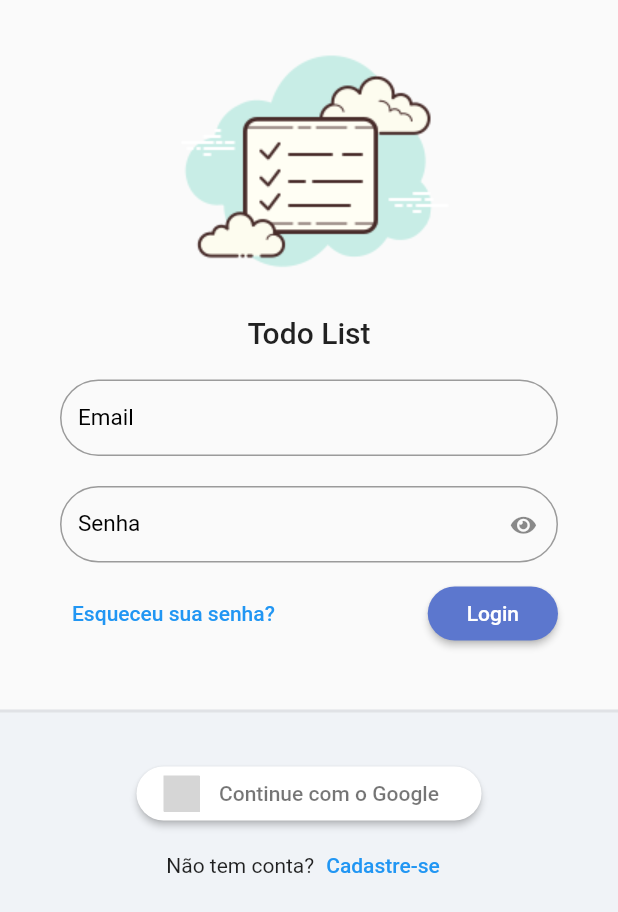
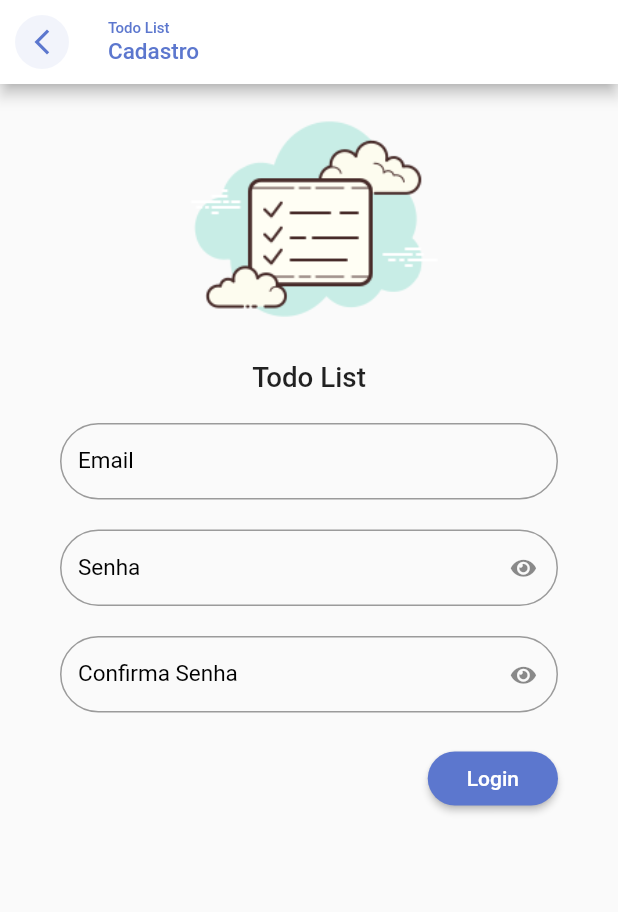
Before and after one commit to brunozupp/modulo_17_todo_list, a Flutter app: the screen it shows after launch, after a tap on "Cadastre-se", on a phone screen of 412 x 824 dp. Shown: the top 912 px of the screen. Run offline on Flutter 3.47's test engine with Material 2 defaults, Android fonts, the phone set to English and light mode, and no system bars; our stand-ins replace flutter_signin_button, google_fonts, sqflite, sqflite_common, synchronized; accounts and stored records are empty; Roboto replaces fonts that are missing (Mandali); grey boxes are pictures that could not be loaded.

Commit message:
Construindo layout de tela de cadastro

```diff
--- a/lib/app/modules/auth/auth_module.dart
+++ b/lib/app/modules/auth/auth_module.dart
@@ -1,6 +1,8 @@
 import 'package:modulo_17_todo_list/app/core/modules/todo_list_module.dart';
 import 'package:modulo_17_todo_list/app/modules/auth/login/login_controller.dart';
 import 'package:modulo_17_todo_list/app/modules/auth/login/login_page.dart';
+import 'package:modulo_17_todo_list/app/modules/auth/register/register_controller.dart';
+import 'package:modulo_17_todo_list/app/modules/auth/register/register_page.dart';
 import 'package:provider/provider.dart';
 
 class AuthModule extends TodoListModule {
@@ -10,9 +12,13 @@ class AuthModule extends TodoListModule {
       ChangeNotifierProvider(
         create: (_) => LoginController(),
       ),
+      ChangeNotifierProvider(
+        create: (_) => RegisterController(),
+      ),
     ],
     routers: {
       '/login': (context) => const LoginPage(),
+      '/register': (context) => const RegisterPage(),
     },
   );
 
--- a/lib/app/modules/auth/login/login_page.dart
+++ b/lib/app/modules/auth/login/login_page.dart
@@ -128,7 +128,7 @@ class LoginPage extends StatelessWidget {
                                 ),
                                 TextButton(
                                   onPressed: () {
-
+                                    Navigator.of(context).pushNamed("/register");
                                   },
                                   child: const Text("Cadastre-se"),
                                 ),
--- /dev/null
+++ b/lib/app/modules/auth/register/register_controller.dart
@@ -0,0 +1,5 @@
+import 'package:flutter/material.dart';
+
+class RegisterController extends ChangeNotifier {
+
+}
--- /dev/null
+++ b/lib/app/modules/auth/register/register_page.dart
@@ -0,0 +1,113 @@
+import 'package:flutter/material.dart';
+import 'package:modulo_17_todo_list/app/core/ui/theme_extensions.dart';
+import 'package:modulo_17_todo_list/app/core/widgets/todo_list_field.dart';
+import 'package:modulo_17_todo_list/app/core/widgets/todo_list_logo.dart';
+
+class RegisterPage extends StatelessWidget {
+  const RegisterPage({ Key? key }) : super(key: key);
+
+  @override
+  Widget build(BuildContext context) {
+    return Scaffold(
+      appBar: AppBar(
+        backgroundColor: Colors.white,
+        automaticallyImplyLeading: false,
+        title: Column(
+          crossAxisAlignment: CrossAxisAlignment.start,
+          children: [
+            Text(
+              "Todo List",
+              style: TextStyle(
+                fontSize: 10,
+                color: context.primaryColor,
+              ),
+            ),
+            Text(
+              "Cadastro",
+              style: TextStyle(
+                fontSize: 15,
+                color: context.primaryColor,
+              ),
+            ),
+          ],
+        ),
+        leading: IconButton(
+          onPressed: () => Navigator.of(context).pop(),
+          icon: ClipOval(
+            child: Container(
+              color: context.primaryColor.withAlpha(20),
+              padding: const EdgeInsets.all(8),
+              child: Icon(
+                Icons.arrow_back_ios_new_outlined,
+                size: 20,
+                color: context.primaryColor,
+              ),
+            ),
+          ),
+        ),
+      ),
+      body: ListView(
+        children: [
+          SizedBox(
+            height: MediaQuery.of(context).size.width * .5,
+            child: const FittedBox(
+              child: TodoListLogo(),
+              fit: BoxFit.fitHeight,
+            ),
+          ),
+          Padding(
+            padding: const EdgeInsets.symmetric(
+              horizontal: 40,
+              vertical: 20,
+            ),
+            child: Form(
+              child: Column(
+                children: [
+                  TodoListField(
+                    label: "Email",
+                  ),
+                  const SizedBox(
+                    height: 20,
+                  ),
+                  TodoListField(
+                    label: "Senha",
+                    obscureText: true,
+                  ),
+                  const SizedBox(
+                    height: 20,
+                  ),
+                  TodoListField(
+                    label: "Confirma Senha",
+                    obscureText: true,
+                  ),
+                  const SizedBox(
+                    height: 20,
+                  ),
+                  Align(
+                    alignment: Alignment.bottomRight,
+                    child: ElevatedButton(
+                      onPressed: () {
+
+                      },
+                      child: const Padding(
+                        padding: EdgeInsets.all(10.0),
+                        child: Text(
+                          "Login",
+                        ),
+                      ),
+                      style: ElevatedButton.styleFrom(
+                        shape: RoundedRectangleBorder(
+                          borderRadius: BorderRadius.circular(20),
+                        ),
+                      ),
+                    ),
+                  ),
+                ],
+              ),
+            ),
+          ),
+        ],
+      ),
+    );
+  }
+}
```
